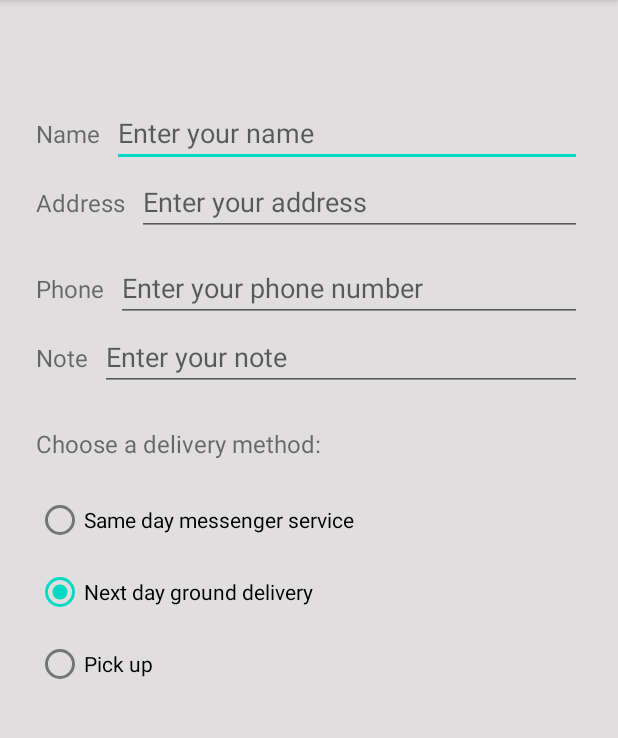
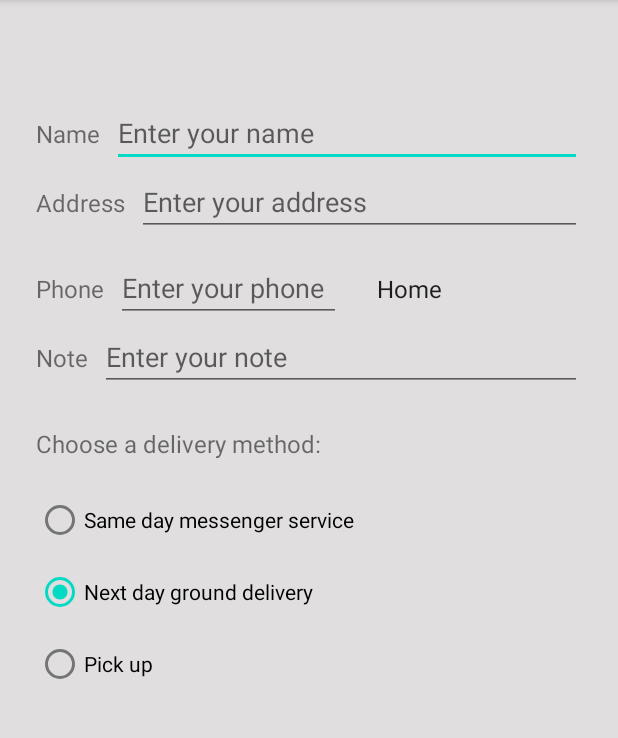
Before and after one commit to Muharrem-sdet/DroidCafe, an Android app: the OrderActivity screen opened directly, with no data from a screen before it, on a phone screen of 412 x 824 dp, the part 84-822 px from its top. Run offline under Robolectric (Android 15) with nearby library versions, the phone set to English and light mode, and no system bars.

```diff
--- a/app/src/main/java/com/example/droidcafe/OrderActivity.java
+++ b/app/src/main/java/com/example/droidcafe/OrderActivity.java
@@ -5,16 +5,20 @@ import androidx.appcompat.app.AppCompatActivity;
 import android.content.Intent;
 import android.os.Bundle;
 import android.view.View;
+import android.widget.AdapterView;
+import android.widget.ArrayAdapter;
 import android.widget.RadioButton;
+import android.widget.Spinner;
 import android.widget.TextView;
 import android.widget.Toast;
 
-public class OrderActivity extends AppCompatActivity {
+public class OrderActivity extends AppCompatActivity implements AdapterView.OnItemSelectedListener {
 
     private TextView textView;
     private RadioButton sameDay;
     private RadioButton nextDay;
     private RadioButton pickUp;
+    private Spinner spinner;
 
     @Override
     protected void onCreate(Bundle savedInstanceState) {
@@ -25,20 +29,44 @@ public class OrderActivity extends AppCompatActivity {
         sameDay = findViewById(R.id.same_day);
         nextDay = findViewById(R.id.next_day);
         pickUp = findViewById(R.id.pickup);
+        spinner = findViewById(R.id.label_spinner);
 
-        sameDay.setOnClickListener(v -> onClickRadioButton((RadioButton)v));
-        nextDay.setOnClickListener(v -> onClickRadioButton((RadioButton)v));
-        pickUp.setOnClickListener(v -> onClickRadioButton((RadioButton)v));
+        if (spinner != null) {
+            spinner.setOnItemSelectedListener(this);
+        }
+
+        ArrayAdapter<CharSequence> adapter =
+                ArrayAdapter.createFromResource(this, R.array.phone_type_labels_array,
+                        android.R.layout.simple_spinner_item);
+
+        adapter.setDropDownViewResource(android.R.layout.simple_spinner_dropdown_item);
+        if (spinner != null) {
+            spinner.setAdapter(adapter);
+        }
+
+        sameDay.setOnClickListener(v -> onClickRadioButton((RadioButton) v));
+        nextDay.setOnClickListener(v -> onClickRadioButton((RadioButton) v));
+        pickUp.setOnClickListener(v -> onClickRadioButton((RadioButton) v));
 
         Intent intent = getIntent();
         String message = intent.getStringExtra(MainActivity.EXTRA_MESSAGE);
         textView.setText(message);
     }
 
-    public void onClickRadioButton(RadioButton rd){
+    public void onClickRadioButton(RadioButton rd) {
         String message = rd.getText().toString();
-        if(rd.isChecked()){
+        if (rd.isChecked()) {
             Toast.makeText(this, message, Toast.LENGTH_SHORT).show();
         }
     }
+
+    @Override
+    public void onItemSelected(AdapterView<?> parent, View view, int position, long id) {
+        String spinnerLabel = parent.getItemAtPosition(position).toString();
+        Toast.makeText(this, spinnerLabel, Toast.LENGTH_SHORT).show();
+    }
+
+    @Override
+    public void onNothingSelected(AdapterView<?> parent) {
+    }
 }
--- a/app/src/main/res/layout/activity_order.xml
+++ b/app/src/main/res/layout/activity_order.xml
@@ -81,15 +81,27 @@
 
     <EditText
         android:id="@+id/phone_text"
+        android:layout_width="150dp"
+        android:layout_height="wrap_content"
+        android:layout_marginStart="8dp"
+        android:layout_marginEnd="8dp"
+        android:hint="@string/enter_phone_hint"
+        android:inputType="phone"
+        app:layout_constraintBaseline_toBaselineOf="@id/phone_label"
+        app:layout_constraintEnd_toStartOf="@id/label_spinner"
+        app:layout_constraintStart_toEndOf="@id/phone_label" />
+
+    <Spinner
+        android:id="@+id/label_spinner"
         android:layout_width="0dp"
         android:layout_height="wrap_content"
         android:layout_marginStart="8dp"
+        android:layout_marginTop="24dp"
         android:layout_marginEnd="24dp"
-        android:hint="@string/enter_phone_hint"
-        android:inputType="phone"
-        app:layout_constraintBaseline_toBaselineOf="@id/phone_label"
+        android:background="@color/silver"
         app:layout_constraintEnd_toEndOf="parent"
-        app:layout_constraintStart_toEndOf="@id/phone_label" />
+        app:layout_constraintStart_toEndOf="@id/phone_text"
+        app:layout_constraintTop_toBottomOf="@id/address_text" />
 
     <TextView
         android:id="@+id/note_label"
@@ -141,8 +153,8 @@
             android:id="@+id/next_day"
             android:layout_width="wrap_content"
             android:layout_height="wrap_content"
-            android:text="@string/rb2_nextday_label"
-            android:checked="true"/>
+            android:checked="true"
+            android:text="@string/rb2_nextday_label" />
 
         <RadioButton
             android:id="@+id/pickup"
--- a/app/src/main/res/values/strings.xml
+++ b/app/src/main/res/values/strings.xml
@@ -12,11 +12,17 @@
     <string name="address_label_text">Address</string>
     <string name="enter_address_hint">Enter your address</string>
     <string name="phone_label_text">Phone</string>
-    <string name="enter_phone_hint">Enter your phone number</string>
+    <string name="enter_phone_hint">Enter your phone</string>
     <string name="note_label_text">Note</string>
     <string name="enter_note_hint">Enter your note</string>
     <string name="delivery_label_text">Choose a delivery method: </string>
     <string name="rb1_sameday_label">Same day messenger service</string>
     <string name="rb2_nextday_label">Next day ground delivery</string>
     <string name="rb3_pickup_label">Pick up</string>
+    <string-array name="phone_type_labels_array">
+        <item>Home</item>
+        <item>Work</item>
+        <item>Mobile</item>
+        <item>Other</item>
+    </string-array>
 </resources>
```
